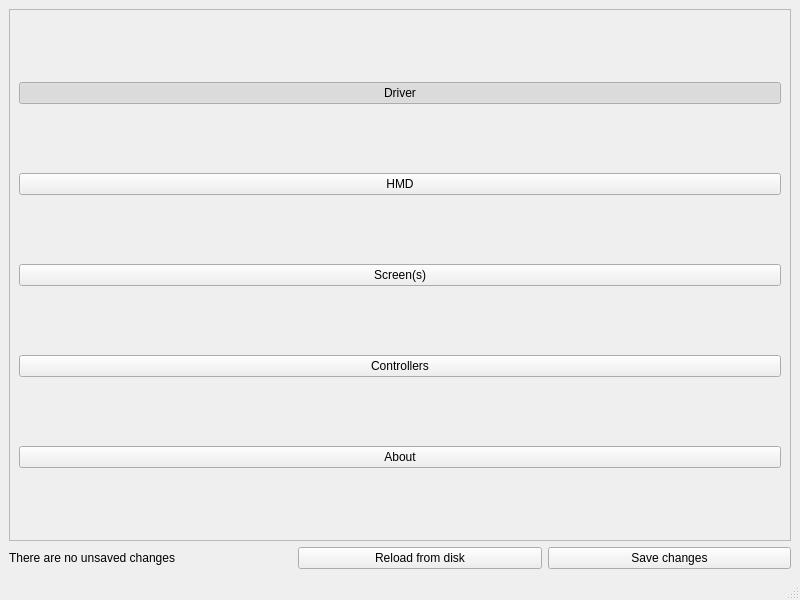
First picture: the form in mainwindow.ui, repository JX5S/HadesVR_GUI_Tool, before the edit.
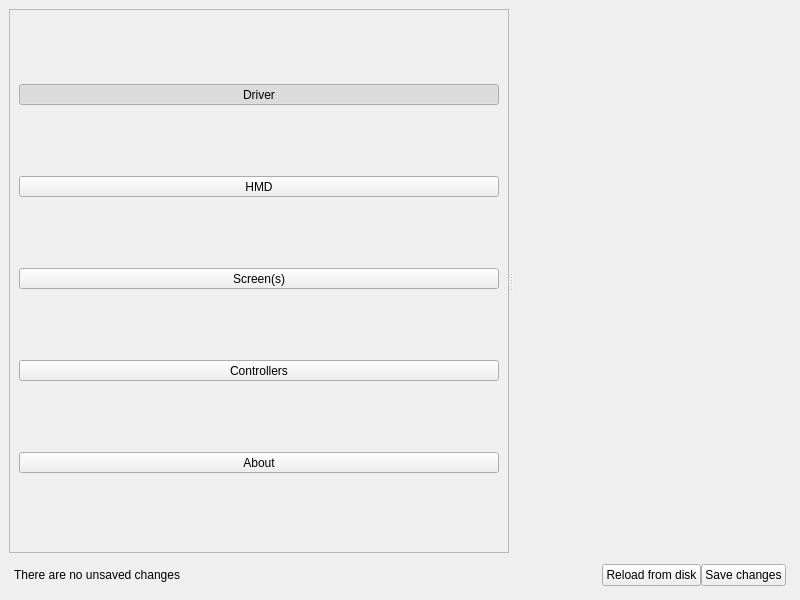
Second picture: the form after the edit. Icons and pictures are not drawn.

Commit message: Switch to QStackedWidget, fixes weird splitter behavior

```diff
--- a/mainwindow.ui
+++ b/mainwindow.ui
@@ -22,17 +22,29 @@
       </property>
       <widget class="QScrollArea" name="scrollArea">
        <property name="sizePolicy">
-        <sizepolicy hsizetype="Preferred" vsizetype="Expanding">
+        <sizepolicy hsizetype="Preferred" vsizetype="Preferred">
          <horstretch>0</horstretch>
          <verstretch>0</verstretch>
         </sizepolicy>
        </property>
        <property name="minimumSize">
         <size>
-         <width>100</width>
+         <width>110</width>
          <height>0</height>
         </size>
        </property>
+       <property name="maximumSize">
+        <size>
+         <width>500</width>
+         <height>16777215</height>
+        </size>
+       </property>
+       <property name="frameShadow">
+        <enum>QFrame::Sunken</enum>
+       </property>
+       <property name="horizontalScrollBarPolicy">
+        <enum>Qt::ScrollBarAlwaysOff</enum>
+       </property>
        <property name="widgetResizable">
         <bool>true</bool>
        </property>
@@ -41,13 +53,19 @@
          <rect>
           <x>0</x>
           <y>0</y>
-          <width>780</width>
-          <height>265</height>
+          <width>416</width>
+          <height>286</height>
          </rect>
         </property>
         <layout class="QVBoxLayout" name="verticalLayout">
          <item>
-          <widget class="QPushButton" name="pane_button_driver">
+          <widget class="QToolButton" name="pane_button_driver">
+           <property name="sizePolicy">
+            <sizepolicy hsizetype="Preferred" vsizetype="Fixed">
+             <horstretch>0</horstretch>
+             <verstretch>0</verstretch>
+            </sizepolicy>
+           </property>
            <property name="text">
             <string>Driver</string>
            </property>
@@ -57,58 +75,97 @@
            <property name="checked">
             <bool>true</bool>
            </property>
+           <property name="toolButtonStyle">
+            <enum>Qt::ToolButtonTextUnderIcon</enum>
+           </property>
            <attribute name="buttonGroup">
             <string notr="true">paneButtonGroup</string>
            </attribute>
           </widget>
          </item>
          <item>
-          <widget class="QPushButton" name="pane_button_hmd">
+          <widget class="QToolButton" name="pane_button_hmd">
+           <property name="sizePolicy">
+            <sizepolicy hsizetype="Preferred" vsizetype="Fixed">
+             <horstretch>0</horstretch>
+             <verstretch>0</verstretch>
+            </sizepolicy>
+           </property>
            <property name="text">
             <string>HMD</string>
            </property>
            <property name="checkable">
             <bool>true</bool>
            </property>
+           <property name="toolButtonStyle">
+            <enum>Qt::ToolButtonTextUnderIcon</enum>
+           </property>
            <attribute name="buttonGroup">
             <string notr="true">paneButtonGroup</string>
            </attribute>
           </widget>
          </item>
          <item>
-          <widget class="QPushButton" name="pane_button_screens">
+          <widget class="QToolButton" name="pane_button_screens">
+           <property name="sizePolicy">
+            <sizepolicy hsizetype="Preferred" vsizetype="Fixed">
+             <horstretch>0</horstretch>
+             <verstretch>0</verstretch>
+            </sizepolicy>
+           </property>
            <property name="text">
             <string>Screen(s)</string>
            </property>
            <property name="checkable">
             <bool>true</bool>
            </property>
+           <property name="toolButtonStyle">
+            <enum>Qt::ToolButtonTextUnderIcon</enum>
+           </property>
            <attribute name="buttonGroup">
             <string notr="true">paneButtonGroup</string>
            </attribute>
           </widget>
          </item>
          <item>
-          <widget class="QPushButton" name="pane_button_controllers">
+          <widget class="QToolButton" name="pane_button_controllers">
+           <property name="sizePolicy">
+            <sizepolicy hsizetype="Preferred" vsizetype="Fixed">
+             <horstretch>0</horstretch>
+             <verstretch>0</verstretch>
+            </sizepolicy>
+           </property>
            <property name="text">
             <string>Controllers</string>
            </property>
            <property name="checkable">
             <bool>true</bool>
            </property>
+           <property name="toolButtonStyle">
+            <enum>Qt::ToolButtonTextUnderIcon</enum>
+           </property>
            <attribute name="buttonGroup">
             <string notr="true">paneButtonGroup</string>
            </attribute>
           </widget>
          </item>
          <item>
-          <widget class="QPushButton" name="pane_button_about">
+          <widget class="QToolButton" name="pane_button_about">
+           <property name="sizePolicy">
+            <sizepolicy hsizetype="Preferred" vsizetype="Fixed">
+             <horstretch>0</horstretch>
+             <verstretch>0</verstretch>
+            </sizepolicy>
+           </property>
            <property name="text">
             <string>About</string>
            </property>
            <property name="checkable">
             <bool>true</bool>
            </property>
+           <property name="toolButtonStyle">
+            <enum>Qt::ToolButtonTextUnderIcon</enum>
+           </property>
            <attribute name="buttonGroup">
             <string notr="true">paneButtonGroup</string>
            </attribute>
@@ -117,35 +174,47 @@
         </layout>
        </widget>
       </widget>
+      <widget class="QStackedWidget" name="stackedWidget"/>
      </widget>
     </item>
     <item>
      <layout class="QHBoxLayout" name="horizontalLayout">
+      <property name="spacing">
+       <number>0</number>
+      </property>
+      <property name="leftMargin">
+       <number>5</number>
+      </property>
+      <property name="topMargin">
+       <number>5</number>
+      </property>
+      <property name="rightMargin">
+       <number>5</number>
+      </property>
+      <property name="bottomMargin">
+       <number>5</number>
+      </property>
       <item>
        <widget class="QLabel" name="label">
+        <property name="sizePolicy">
+         <sizepolicy hsizetype="Expanding" vsizetype="Maximum">
+          <horstretch>0</horstretch>
+          <verstretch>0</verstretch>
+         </sizepolicy>
+        </property>
         <property name="text">
          <string>There are no unsaved changes</string>
         </property>
        </widget>
       </item>
-      <item>
-       <spacer name="horizontalSpacer">
-        <property name="orientation">
-         <enum>Qt::Horizontal</enum>
-        </property>
-        <property name="sizeType">
-         <enum>QSizePolicy::Minimum</enum>
-        </property>
-        <property name="sizeHint" stdset="0">
-         <size>
-          <width>40</width>
-          <height>20</height>
-         </size>
-        </property>
-       </spacer>
-      </item>
       <item>
        <widget class="QPushButton" name="cancel_button">
+        <property name="sizePolicy">
+         <sizepolicy hsizetype="Maximum" vsizetype="Fixed">
+          <horstretch>0</horstretch>
+          <verstretch>0</verstretch>
+         </sizepolicy>
+        </property>
         <property name="text">
          <string>Reload from disk</string>
         </property>
@@ -153,6 +222,12 @@
       </item>
       <item>
        <widget class="QPushButton" name="save_button">
+        <property name="sizePolicy">
+         <sizepolicy hsizetype="Maximum" vsizetype="Fixed">
+          <horstretch>0</horstretch>
+          <verstretch>0</verstretch>
+         </sizepolicy>
+        </property>
         <property name="text">
          <string>Save changes</string>
         </property>
@@ -162,17 +237,6 @@
     </item>
    </layout>
   </widget>
-  <widget class="QMenuBar" name="menubar">
-   <property name="geometry">
-    <rect>
-     <x>0</x>
-     <y>0</y>
-     <width>800</width>
-     <height>21</height>
-    </rect>
-   </property>
-  </widget>
-  <widget class="QStatusBar" name="statusbar"/>
  </widget>
  <resources/>
  <connections/>
```
Left out of the diff: 9 changed lines with no effect on the pictures. The commit also changes 21 other files.
